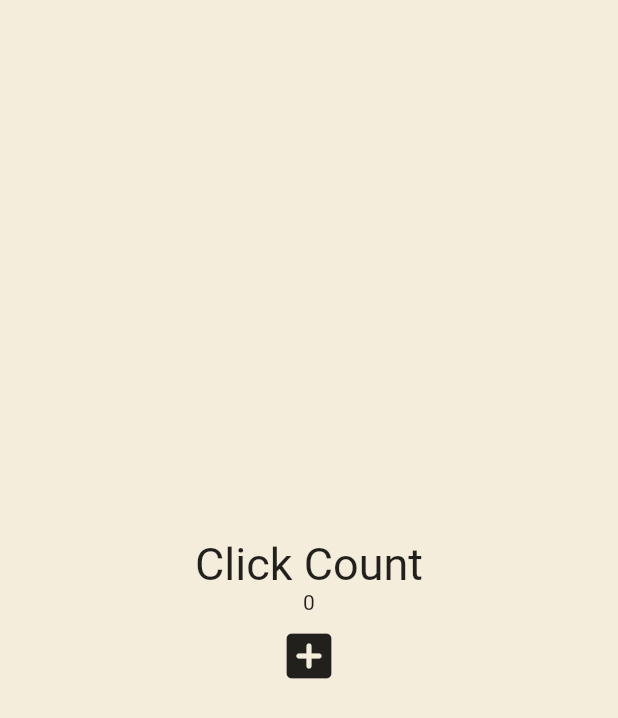
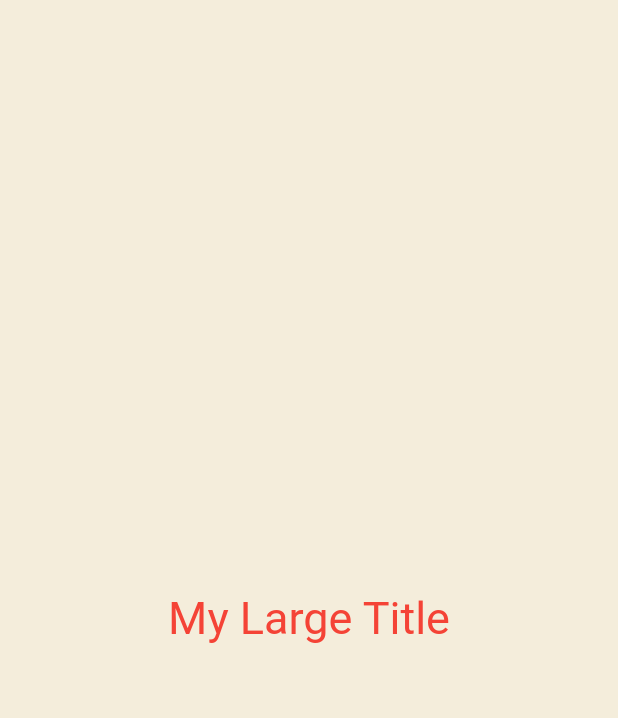
Before and after one commit to Lecture-Summary/toonflix, a Flutter app: the screen it shows after launch, on a phone screen of 412 x 824 dp. Shown: the top 718 px of the screen. Run offline on Flutter 3.47's test engine with Material 2 defaults, Android fonts, the phone set to English and light mode, and no system bars.

Commit message:
#4.3 BuildContext

```diff
--- a/lib/main.dart
+++ b/lib/main.dart
@@ -10,37 +10,23 @@ class App extends StatefulWidget {
 }
 
 class _AppState extends State<App> {
-  int counter = 0;
-
-  void onClicked() {
-    setState(() {
-      counter = counter + 1;
-    });
-  }
-
   @override
   Widget build(BuildContext context) {
     return MaterialApp(
+      theme: ThemeData(
+        textTheme: const TextTheme(
+          titleLarge: TextStyle(
+            color: Colors.red,
+          ),
+        ),
+      ),
       home: Scaffold(
-        backgroundColor: const Color(
-          0xFFF4EDDB,
-        ),
+        backgroundColor: const Color(0xFFF4EDDB),
         body: Center(
           child: Column(
             mainAxisAlignment: MainAxisAlignment.center,
-            children: [
-              const Text(
-                'Click Count',
-                style: TextStyle(fontSize: 30),
-              ),
-              Text('$counter'),
-              IconButton(
-                iconSize: 40,
-                onPressed: onClicked,
-                icon: const Icon(
-                  Icons.add_box_rounded,
-                ),
-              )
+            children: const [
+              MyLargeTitle(),
             ],
           ),
         ),
@@ -48,3 +34,20 @@ class _AppState extends State<App> {
     );
   }
 }
+
+class MyLargeTitle extends StatelessWidget {
+  const MyLargeTitle({
+    Key? key,
+  }) : super(key: key);
+
+  @override
+  Widget build(BuildContext context) {
+    return Text(
+      'My Large Title',
+      style: TextStyle(
+        fontSize: 30,
+        color: Theme.of(context).textTheme.titleLarge?.color,
+      ),
+    );
+  }
+}
```
